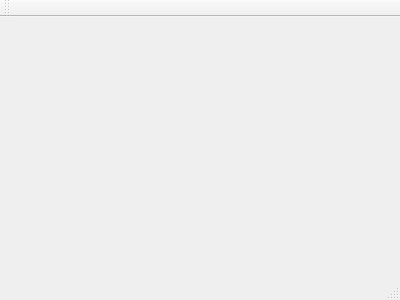
This is data-logger/src/guitools/datacapture/datacapture.ui in linklab-uva/deepracing as Qt 5 draws it before an edit. The edited form follows.
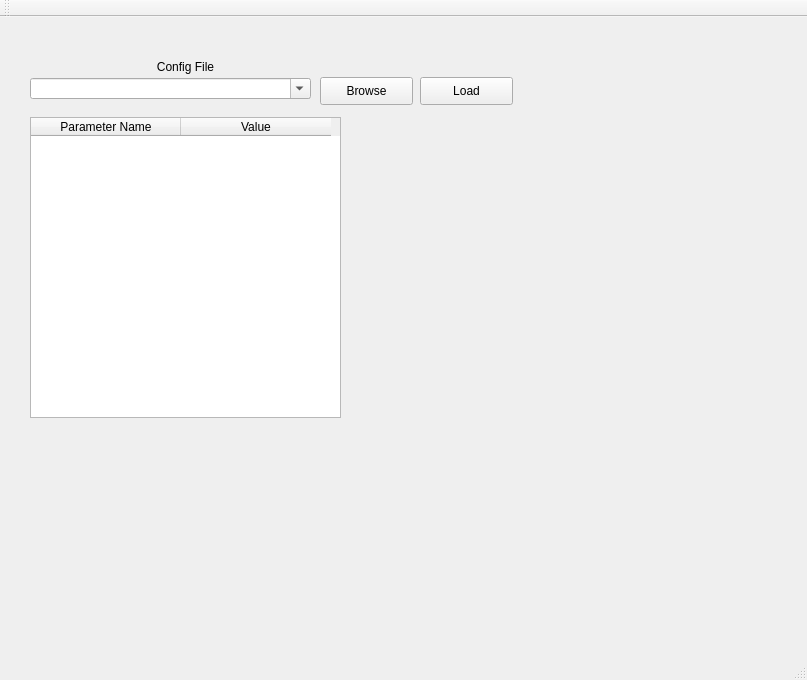
This is the edited form.

Commit message: gui is coming along.

Diff of the .ui file:
```diff
--- a/data-logger/src/guitools/datacapture/datacapture.ui
+++ b/data-logger/src/guitools/datacapture/datacapture.ui
@@ -1,24 +1,145 @@
 <ui version="4.0">
  <class>datacapture</class>
- <widget class="QMainWindow" name="datacapture" >
-  <property name="geometry" >
+ <widget class="QMainWindow" name="datacapture">
+  <property name="geometry">
    <rect>
     <x>0</x>
     <y>0</y>
-    <width>400</width>
-    <height>300</height>
+    <width>807</width>
+    <height>680</height>
    </rect>
   </property>
   <property name="windowTitle" >
    <string>datacapture</string>
   </property>
-  <widget class="QMenuBar" name="menuBar" />
-  <widget class="QToolBar" name="mainToolBar" />
-  <widget class="QWidget" name="centralWidget" />
-  <widget class="QStatusBar" name="statusBar" />
+  <property name="unifiedTitleAndToolBarOnMac">
+   <bool>false</bool>
+  </property>
+  <widget class="QWidget" name="centralWidget">
+   <widget class="QComboBox" name="fileNameBox">
+    <property name="geometry">
+     <rect>
+      <x>30</x>
+      <y>61</y>
+      <width>281</width>
+      <height>21</height>
+     </rect>
+    </property>
+    <property name="editable">
+     <bool>true</bool>
+    </property>
+    <property name="currentText">
+     <string/>
+    </property>
+    <property name="frame">
+     <bool>true</bool>
+    </property>
+   </widget>
+   <widget class="QPushButton" name="browseConfigButton">
+    <property name="geometry">
+     <rect>
+      <x>320</x>
+      <y>60</y>
+      <width>93</width>
+      <height>28</height>
+     </rect>
+    </property>
+    <property name="text">
+     <string>Browse</string>
+    </property>
+    <property name="shortcut">
+     <string comment="B" extracomment="B"/>
+    </property>
+    <property name="checkable">
+     <bool>false</bool>
+    </property>
+    <property name="autoRepeat">
+     <bool>true</bool>
+    </property>
+   </widget>
+   <widget class="QTableWidget" name="configTable">
+    <property name="geometry">
+     <rect>
+      <x>30</x>
+      <y>100</y>
+      <width>311</width>
+      <height>301</height>
+     </rect>
+    </property>
+    <property name="rowCount">
+     <number>0</number>
+    </property>
+    <property name="columnCount">
+     <number>2</number>
+    </property>
+    <attribute name="horizontalHeaderDefaultSectionSize">
+     <number>150</number>
+    </attribute>
+    <column>
+     <property name="text">
+      <string>Parameter Name</string>
+     </property>
+    </column>
+    <column>
+     <property name="text">
+      <string>Value</string>
+     </property>
+    </column>
+   </widget>
+   <widget class="QLabel" name="label">
+    <property name="geometry">
+     <rect>
+      <x>110</x>
+      <y>40</y>
+      <width>151</width>
+      <height>21</height>
+     </rect>
+    </property>
+    <property name="text">
+     <string>Config File</string>
+    </property>
+    <property name="textFormat">
+     <enum>Qt::RichText</enum>
+    </property>
+    <property name="alignment">
+     <set>Qt::AlignCenter</set>
+    </property>
+   </widget>
+   <widget class="QPushButton" name="loadConfigButton">
+    <property name="geometry">
+     <rect>
+      <x>420</x>
+      <y>60</y>
+      <width>93</width>
+      <height>28</height>
+     </rect>
+    </property>
+    <property name="text">
+     <string>Load</string>
+    </property>
+   </widget>
+  </widget>
+  <widget class="QMenuBar" name="menuBar">
+   <property name="geometry">
+    <rect>
+     <x>0</x>
+     <y>0</y>
+     <width>807</width>
+     <height>26</height>
+    </rect>
+   </property>
+  </widget>
+  <widget class="QToolBar" name="mainToolBar">
+   <attribute name="toolBarArea">
+    <enum>TopToolBarArea</enum>
+   </attribute>
+   <attribute name="toolBarBreak">
+    <bool>false</bool>
+   </attribute>
+  </widget>
+  <widget class="QStatusBar" name="statusBar"/>
  </widget>
- <layoutDefault spacing="6" margin="11" />
- <pixmapfunction></pixmapfunction>
+ <layoutdefault spacing="6" margin="11"/>
  <resources/>
  <connections/>
 </ui>
```
Left out of the diff: 3 changed lines with no effect on the pictures. The commit also changes 5 other files.
